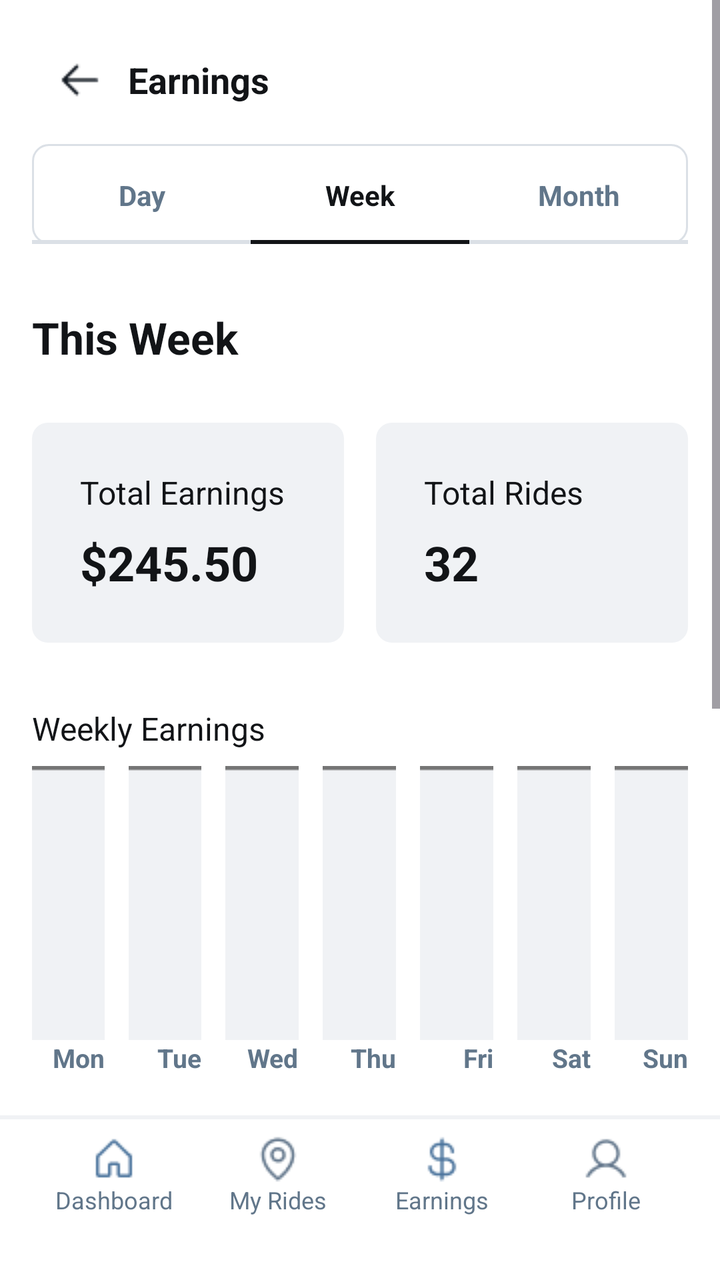
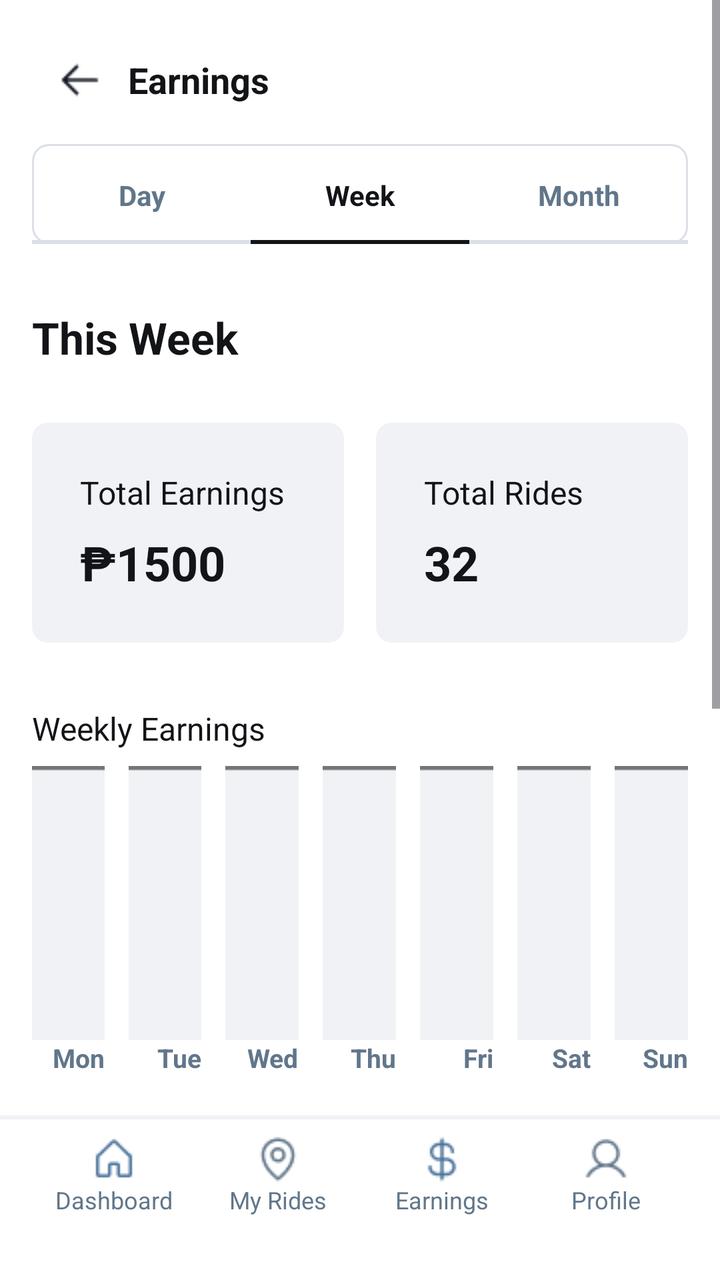

Compare the two renders of this Android layout. The source of the first and the diff that turns it into the second are given below.
<!-- AndroidManifest.xml: application theme Theme.Tricycle_app -->
<!-- res/layout/driverearning.xml -->
<?xml version="1.0" encoding="utf-8"?>
<LinearLayout xmlns:android="http://schemas.android.com/apk/res/android"
    android:layout_width="match_parent"
    android:layout_height="match_parent"
    android:orientation="vertical"
    android:background="#FFFFFF">

    <ScrollView
        android:layout_width="match_parent"
        android:layout_height="0dp"
        android:layout_weight="1"
        android:fillViewport="true">

        <LinearLayout
            android:layout_width="match_parent"
            android:layout_height="wrap_content"
            android:orientation="vertical"
            android:paddingBottom="20dp">

            <LinearLayout
                android:layout_width="match_parent"
                android:layout_height="wrap_content"
                android:gravity="center_vertical"
                android:orientation="horizontal"
                android:paddingStart="16dp"
                android:paddingTop="16dp"
                android:paddingEnd="16dp"
                android:paddingBottom="8dp">

                <LinearLayout
                    android:id="@+id/btnBack"
                    android:layout_width="48dp"
                    android:layout_height="48dp"
                    android:gravity="center"
                    android:clickable="true"
                    android:focusable="true">

                    <View
                        android:layout_width="24dp"
                        android:layout_height="24dp"
                        android:background="@drawable/arrow" />
                </LinearLayout>

                <TextView
                    android:layout_width="wrap_content"
                    android:layout_height="wrap_content"
                    android:paddingEnd="48dp"
                    android:text="Earnings"
                    android:textColor="#121417"
                    android:textSize="18sp"
                    android:textStyle="bold" />
            </LinearLayout>

            <LinearLayout
                android:layout_width="match_parent"
                android:layout_height="wrap_content"
                android:orientation="vertical"
                android:paddingStart="16dp"
                android:paddingEnd="16dp"
                android:paddingBottom="12dp">

                <LinearLayout
                    android:layout_width="match_parent"
                    android:layout_height="wrap_content"
                    android:orientation="horizontal"
                    android:background="@drawable/bg_rounded_border">

                    <LinearLayout
                        android:layout_width="0dp"
                        android:layout_weight="1"
                        android:layout_height="wrap_content"
                        android:orientation="vertical">
                        <TextView
                            android:layout_width="match_parent"
                            android:layout_height="wrap_content"
                            android:text="Day"
                            android:gravity="center"
                            android:paddingTop="16dp"
                            android:paddingBottom="13dp"
                            android:textSize="14sp"
                            android:textStyle="bold"
                            android:textColor="#61768A"/>
                        <View
                            android:layout_width="match_parent"
                            android:layout_height="2dp"
                            android:background="#DBE0E6"/>
                    </LinearLayout>

                    <LinearLayout
                        android:layout_width="0dp"
                        android:layout_weight="1"
                        android:layout_height="wrap_content"
                        android:orientation="vertical">
                        <TextView
                            android:layout_width="match_parent"
                            android:layout_height="wrap_content"
                            android:text="Week"
                            android:gravity="center"
                            android:paddingTop="16dp"
                            android:paddingBottom="13dp"
                            android:textSize="14sp"
                            android:textStyle="bold"
                            android:textColor="#121417"/>
                        <View
                            android:layout_width="match_parent"
                            android:layout_height="2dp"
                            android:background="#121417"/>
                    </LinearLayout>

                    <LinearLayout
                        android:layout_width="0dp"
                        android:layout_weight="1"
                        android:layout_height="wrap_content"
                        android:orientation="vertical">
                        <TextView
                            android:layout_width="match_parent"
                            android:layout_height="wrap_content"
                            android:text="Month"
                            android:gravity="center"
                            android:paddingTop="16dp"
                            android:paddingBottom="13dp"
                            android:textSize="14sp"
                            android:textStyle="bold"
                            android:textColor="#61768A"/>
                        <View
                            android:layout_width="match_parent"
                            android:layout_height="2dp"
                            android:background="#DBE0E6"/>
                    </LinearLayout>
                </LinearLayout>
            </LinearLayout>

            <TextView
                android:layout_width="match_parent"
                android:layout_height="wrap_content"
                android:text="This Week"
                android:textSize="22sp"
                android:textStyle="bold"
                android:textColor="#121417"
                android:paddingStart="16dp"
                android:paddingTop="20dp"
                android:paddingBottom="12dp"/>

            <LinearLayout
                android:layout_width="match_parent"
                android:layout_height="wrap_content"
                android:orientation="horizontal"
                android:padding="16dp">

                <LinearLayout
                    android:layout_width="0dp"
                    android:layout_weight="1"
                    android:layout_height="wrap_content"
                    android:orientation="vertical"
                    android:background="@drawable/bg_rounded_light_grey"
                    android:padding="24dp"
                    android:layout_marginEnd="8dp">

                    <TextView
                        android:layout_width="wrap_content"
                        android:layout_height="wrap_content"
                        android:text="Total Earnings"
                        android:textSize="16sp"
                        android:textColor="#121417"
                        android:layout_marginBottom="8dp"/>
                    <TextView
                        android:layout_width="wrap_content"
                        android:layout_height="wrap_content"
                        android:text="$245.50"
                        android:textSize="24sp"
                        android:textStyle="bold"
                        android:textColor="#121417"/>
                </LinearLayout>

                <LinearLayout
                    android:layout_width="0dp"
                    android:layout_weight="1"
                    android:layout_height="wrap_content"
                    android:orientation="vertical"
                    android:background="@drawable/bg_rounded_light_grey"
                    android:padding="24dp"
                    android:layout_marginStart="8dp">

                    <TextView
                        android:layout_width="wrap_content"
                        android:layout_height="wrap_content"
                        android:text="Total Rides"
                        android:textSize="16sp"
                        android:textColor="#121417"
                        android:layout_marginBottom="8dp"/>
                    <TextView
                        android:layout_width="wrap_content"
                        android:layout_height="wrap_content"
                        android:text="32"
                        android:textSize="24sp"
                        android:textStyle="bold"
                        android:textColor="#121417"/>
                </LinearLayout>
            </LinearLayout>

            <LinearLayout
                android:layout_width="match_parent"
                android:layout_height="wrap_content"
                android:orientation="vertical"
                android:padding="16dp">

                <TextView
                    android:layout_width="wrap_content"
                    android:layout_height="wrap_content"
                    android:text="Weekly Earnings"
                    android:textSize="16sp"
                    android:textColor="#121417"
                    android:layout_marginBottom="8dp"/>

                <LinearLayout
                    android:layout_width="match_parent"
                    android:layout_height="wrap_content"
                    android:orientation="horizontal">

                    <LinearLayout
                        android:layout_width="0dp"
                        android:layout_weight="1"
                        android:layout_height="wrap_content"
                        android:orientation="vertical"
                        android:gravity="end"
                        android:layout_marginEnd="12dp">

                        <View
                            android:layout_width="match_parent"
                            android:layout_height="137dp"
                            android:background="@drawable/bar" />
                        <TextView android:layout_width="wrap_content" android:layout_height="20dp" android:text="Mon" android:textSize="13sp" android:textStyle="bold" android:textColor="#61768A"/>
                    </LinearLayout>

                    <LinearLayout
                        android:layout_width="0dp"
                        android:layout_weight="1"
                        android:layout_height="wrap_content"
                        android:orientation="vertical"
                        android:gravity="end"
                        android:layout_marginEnd="12dp">

                        <View
                            android:layout_width="match_parent"
                            android:layout_height="137dp"
                            android:background="@drawable/bar" />
                        <TextView android:layout_width="wrap_content" android:layout_height="20dp" android:text="Tue" android:textSize="13sp" android:textStyle="bold" android:textColor="#61768A"/>
                    </LinearLayout>

                    <LinearLayout
                        android:layout_width="0dp"
                        android:layout_weight="1"
                        android:layout_height="wrap_content"
                        android:orientation="vertical"
                        android:gravity="end"
                        android:layout_marginEnd="12dp">

                        <View
                            android:layout_width="match_parent"
                            android:layout_height="137dp"
                            android:background="@drawable/bar" />
                        <TextView android:layout_width="wrap_content" android:layout_height="20dp" android:text="Wed" android:textSize="13sp" android:textStyle="bold" android:textColor="#61768A"/>
                    </LinearLayout>

                    <LinearLayout
                        android:layout_width="0dp"
                        android:layout_weight="1"
                        android:layout_height="wrap_content"
                        android:orientation="vertical"
                        android:gravity="end"
                        android:layout_marginEnd="12dp">

                        <View
                            android:layout_width="match_parent"
                            android:layout_height="137dp"
                            android:background="@drawable/bar" />
                        <TextView android:layout_width="wrap_content" android:layout_height="20dp" android:text="Thu" android:textSize="13sp" android:textStyle="bold" android:textColor="#61768A"/>
                    </LinearLayout>

                    <LinearLayout
                        android:layout_width="0dp"
                        android:layout_weight="1"
                        android:layout_height="wrap_content"
                        android:orientation="vertical"
                        android:gravity="end"
                        android:layout_marginEnd="12dp">

                        <View
                            android:layout_width="match_parent"
                            android:layout_height="137dp"
                            android:background="@drawable/bar" />
                        <TextView android:layout_width="wrap_content" android:layout_height="20dp" android:text="Fri" android:textSize="13sp" android:textStyle="bold" android:textColor="#61768A"/>
                    </LinearLayout>

                    <LinearLayout
                        android:layout_width="0dp"
                        android:layout_weight="1"
                        android:layout_height="wrap_content"
                        android:orientation="vertical"
                        android:gravity="end"
                        android:layout_marginEnd="12dp">

                        <View
                            android:layout_width="match_parent"
                            android:layout_height="137dp"
                            android:background="@drawable/bar" />
                        <TextView android:layout_width="wrap_content" android:layout_height="20dp" android:text="Sat" android:textSize="13sp" android:textStyle="bold" android:textColor="#61768A"/>
                    </LinearLayout>

                    <LinearLayout
                        android:layout_width="0dp"
                        android:layout_weight="1"
                        android:layout_height="wrap_content"
                        android:orientation="vertical"
                        android:gravity="end">

                        <View
                            android:layout_width="match_parent"
                            android:layout_height="137dp"
                            android:background="@drawable/bar" />
                        <TextView android:layout_width="wrap_content" android:layout_height="20dp" android:text="Sun" android:textSize="13sp" android:textStyle="bold" android:textColor="#61768A"/>
                    </LinearLayout>

                </LinearLayout>
            </LinearLayout>

            <TextView
                android:layout_width="match_parent"
                android:layout_height="wrap_content"
                android:text="Earnings Breakdown"
                android:textSize="22sp"
                android:textStyle="bold"
                android:textColor="#121417"
                android:paddingStart="16dp"
                android:paddingTop="20dp"
                android:paddingBottom="12dp"/>

            <LinearLayout
                android:layout_width="match_parent"
                android:layout_height="72dp"
                android:orientation="horizontal"
                android:gravity="center_vertical"
                android:layout_marginStart="16dp"
                android:layout_marginEnd="16dp"
                android:layout_marginTop="8dp"
                android:background="@drawable/bg_rounded_border"
                android:padding="16dp">

                <LinearLayout
                    android:layout_width="0dp"
                    android:layout_weight="1"
                    android:layout_height="wrap_content"
                    android:orientation="vertical">
                    <TextView
                        android:layout_width="wrap_content"
                        android:layout_height="wrap_content"
                        android:text="Total Fares"
                        android:textSize="16sp"
                        android:textStyle="bold"
                        android:textColor="#121417"/>
                    <TextView
                        android:layout_width="wrap_content"
                        android:layout_height="wrap_content"
                        android:text="Fares from rides"
                        android:textSize="14sp"
                        android:textColor="#61768A"/>
                </LinearLayout>

                <TextView
                    android:layout_width="wrap_content"
                    android:layout_height="wrap_content"
                    android:text="$220.00"
                    android:textSize="16sp"
                    android:textColor="#121417"/>
            </LinearLayout>

            <LinearLayout
                android:layout_width="match_parent"
                android:layout_height="72dp"
                android:orientation="horizontal"
                android:gravity="center_vertical"
                android:layout_marginStart="16dp"
                android:layout_marginEnd="16dp"
                android:layout_marginTop="8dp"
                android:background="@drawable/bg_rounded_border"
                android:padding="16dp">

                <LinearLayout
                    android:layout_width="0dp"
                    android:layout_weight="1"
                    android:layout_height="wrap_content"
                    android:orientation="vertical">
                    <TextView
                        android:layout_width="wrap_content"
                        android:layout_height="wrap_content"
                        android:text="Bonuses"
                        android:textSize="16sp"
                        android:textStyle="bold"
                        android:textColor="#121417"/>
                    <TextView
                        android:layout_width="wrap_content"
                        android:layout_height="wrap_content"
                        android:text="Extra earnings from promotions"
                        android:textSize="14sp"
                        android:textColor="#61768A"/>
                </LinearLayout>

                <TextView
                    android:layout_width="wrap_content"
                    android:layout_height="wrap_content"
                    android:text="$30.00"
                    android:textSize="16sp"
                    android:textColor="#121417"/>
            </LinearLayout>

            <LinearLayout
                android:layout_width="match_parent"
                android:layout_height="72dp"
                android:orientation="horizontal"
                android:gravity="center_vertical"
                android:layout_marginStart="16dp"
                android:layout_marginEnd="16dp"
                android:layout_marginTop="8dp"
                android:background="@drawable/bg_rounded_border"
                android:padding="16dp">

                <LinearLayout
                    android:layout_width="0dp"
                    android:layout_weight="1"
                    android:layout_height="wrap_content"
                    android:orientation="vertical">
                    <TextView
                        android:layout_width="wrap_content"
                        android:layout_height="wrap_content"
                        android:text="Deductions"
                        android:textSize="16sp"
                        android:textStyle="bold"
                        android:textColor="#121417"/>
                    <TextView
                        android:layout_width="wrap_content"
                        android:layout_height="wrap_content"
                        android:text="Fees and taxes"
                        android:textSize="14sp"
                        android:textColor="#61768A"/>
                </LinearLayout>

                <TextView
                    android:layout_width="wrap_content"
                    android:layout_height="wrap_content"
                    android:text="-$4.50"
                    android:textSize="16sp"
                    android:textColor="#121417"/>
            </LinearLayout>

        </LinearLayout>
    </ScrollView>

    <LinearLayout
        android:layout_width="match_parent"
        android:layout_height="wrap_content"
        android:orientation="vertical">

        <View
            android:layout_width="match_parent"
            android:layout_height="1dp"
            android:background="#F0F2F5"/>

    </LinearLayout>

    <include layout="@layout/drivernav" />

</LinearLayout>
<!-- res/layout/drivernav.xml (included above) -->
<?xml version="1.0" encoding="utf-8"?>
<LinearLayout xmlns:android="http://schemas.android.com/apk/res/android"
    android:layout_width="match_parent"
    android:layout_height="wrap_content"
    android:orientation="vertical"
    android:background="#FFFFFF">

    <View
        android:layout_width="match_parent"
        android:layout_height="1dp"
        android:background="#F0F2F5"/>

    <LinearLayout
        android:layout_width="match_parent"
        android:layout_height="wrap_content"
        android:orientation="horizontal"
        android:paddingTop="8dp"
        android:paddingBottom="12dp"
        android:paddingStart="16dp"
        android:paddingEnd="16dp">

        <LinearLayout
            android:id="@+id/nav_dashboard"
            android:layout_width="0dp"
            android:layout_height="wrap_content"
            android:layout_weight="1"
            android:orientation="vertical"
            android:gravity="center"
            android:clickable="true"
            android:focusable="true">

            <View
                android:layout_width="24dp"
                android:layout_height="24dp"
                android:background="@drawable/home" />

            <TextView
                android:layout_width="wrap_content"
                android:layout_height="wrap_content"
                android:text="Dashboard"
                android:textSize="12sp"
                android:textColor="#61768A"/>
        </LinearLayout>

        <LinearLayout
            android:id="@+id/nav_activity"
            android:layout_width="0dp"
            android:layout_height="wrap_content"
            android:layout_weight="1"
            android:orientation="vertical"
            android:gravity="center"
            android:clickable="true"
            android:focusable="true">

            <View
                android:layout_width="24dp"
                android:layout_height="24dp"
                android:background="@drawable/locationpin" />

            <TextView
                android:layout_width="wrap_content"
                android:layout_height="wrap_content"
                android:text="My Rides"
                android:textSize="12sp"
                android:textColor="#61768A"/>
        </LinearLayout>

        <LinearLayout
            android:id="@+id/nav_earnings"
            android:layout_width="0dp"
            android:layout_height="wrap_content"
            android:layout_weight="1"
            android:orientation="vertical"
            android:gravity="center"
            android:clickable="true"
            android:focusable="true">

            <View
                android:layout_width="24dp"
                android:layout_height="24dp"
                android:background="@drawable/money" />

            <TextView
                android:layout_width="wrap_content"
                android:layout_height="wrap_content"
                android:text="Earnings"
                android:textSize="12sp"
                android:textColor="#61768A"/>
        </LinearLayout>

        <LinearLayout
            android:id="@+id/nav_profile"
            android:layout_width="0dp"
            android:layout_height="wrap_content"
            android:layout_weight="1"
            android:orientation="vertical"
            android:gravity="center"
            android:clickable="true"
            android:focusable="true">

            <View
                android:layout_width="24dp"
                android:layout_height="24dp"
                android:background="@drawable/profile" />

            <TextView
                android:layout_width="wrap_content"
                android:layout_height="wrap_content"
                android:text="Profile"
                android:textSize="12sp"
                android:textColor="#61768A"/>
        </LinearLayout>

    </LinearLayout>

    <View
        android:layout_width="match_parent"
        android:layout_height="20dp"
        android:background="#FFFFFF"/>

</LinearLayout>
<!-- resources referenced by this layout -->
<resources>
  <!-- drawable arrow: png bitmap (drawable, 284 bytes) -->
  <!-- drawable bar: png bitmap (drawable, 284 bytes) -->
  <!-- drawable bg_rounded_border (drawable) -->
  <?xml version="1.0" encoding="utf-8"?>
  <shape xmlns:android="http://schemas.android.com/apk/res/android"
      android:shape="rectangle">
  
      <solid android:color="#FFFFFF"/>
  
      <corners android:radius="8dp"/>
  
      <stroke
          android:width="1dp"
          android:color="#DBE0E6"/>
  
  </shape>
  <!-- drawable bg_rounded_light_grey (drawable) -->
  <?xml version="1.0" encoding="utf-8"?>
  <shape xmlns:android="http://schemas.android.com/apk/res/android"
      android:shape="rectangle">
      <solid android:color="#F0F2F5" />
      <corners android:radius="8dp" />
  </shape>
  <!-- drawable home: png bitmap (drawable, 468 bytes) -->
  <!-- drawable locationpin: png bitmap (drawable, 805 bytes) -->
  <!-- drawable money: png bitmap (drawable, 640 bytes) -->
  <!-- drawable profile: png bitmap (drawable, 661 bytes) -->
  <style name="Theme.Tricycle_app" parent="Base.Theme.Tricycle_app" />
  <style name="Base.Theme.Tricycle_app" parent="Theme.Material3.DayNight.NoActionBar">
          
          
      </style>
</resources>

<!-- the commit's change to res/layout/driverearning.xml (unified diff, before → after) -->
@@ -166,7 +166,7 @@
                     <TextView
                         android:layout_width="wrap_content"
                         android:layout_height="wrap_content"
-                        android:text="$245.50"
+                        android:text="₱1500"
                         android:textSize="24sp"
                         android:textStyle="bold"
                         android:textColor="#121417"/>
@@ -369,7 +369,7 @@
                 <TextView
                     android:layout_width="wrap_content"
                     android:layout_height="wrap_content"
-                    android:text="$220.00"
+                    android:text="₱1520"
                     android:textSize="16sp"
                     android:textColor="#121417"/>
             </LinearLayout>
@@ -408,7 +408,7 @@
                 <TextView
                     android:layout_width="wrap_content"
                     android:layout_height="wrap_content"
-                    android:text="$30.00"
+                    android:text="₱150.00"
                     android:textSize="16sp"
                     android:textColor="#121417"/>
             </LinearLayout>
@@ -447,7 +447,7 @@
                 <TextView
                     android:layout_width="wrap_content"
                     android:layout_height="wrap_content"
-                    android:text="-$4.50"
+                    android:text="-₱50"
                     android:textSize="16sp"
                     android:textColor="#121417"/>
             </LinearLayout>
